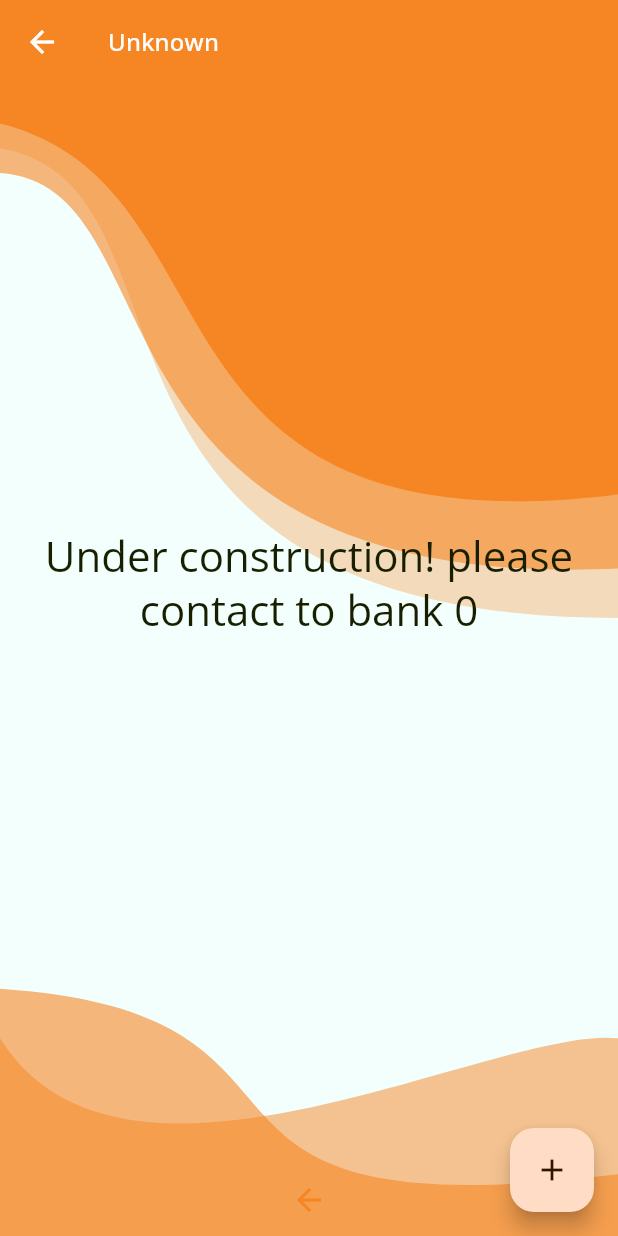
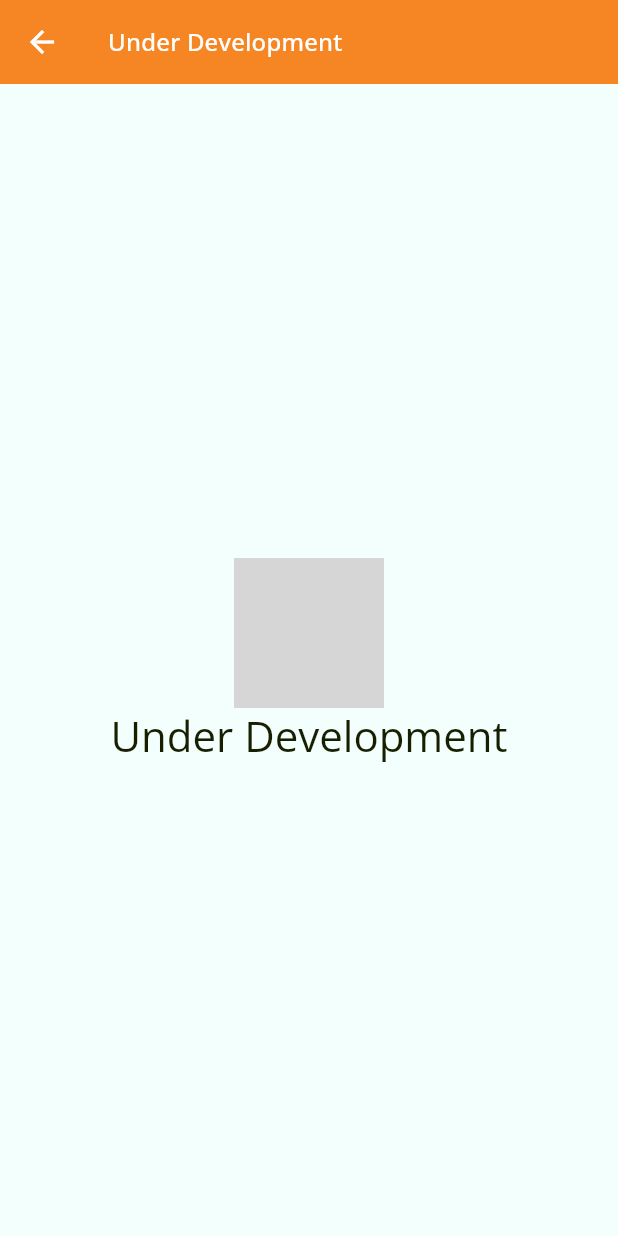
Before and after one commit to ritunjaykumar/kokok_pay_update, a Flutter app: the UnknownScreen screen opened by its route, on a phone screen of 412 x 824 dp. Run offline on Flutter 3.47's test engine with Material 2 defaults, Android fonts, the phone set to English and light mode, and no system bars; our stand-ins replace connectivity_plus, country_picker, dartz, device_info_plus, dio, firebase_core and 14 more; missing offline and left inert: encrypt, flutter_udid, local_auth_android, local_auth_ios, mobile_scanner, pointycastle; accounts and stored records are empty; generated files the repository leaves out were written again; project files that could hold a hidden picture were left out; grey boxes are pictures that could not be loaded.

Commit message:
more option a

```diff
--- a/lib/application/my_app.dart
+++ b/lib/application/my_app.dart
@@ -51,7 +51,7 @@ class MyApp extends StatelessWidget {
             routes: RouteResource.getStaticRoute(context),
             // initialRoute: Routes.homeScreen,
             // initialRoute: Routes.splashScreen,
-            home: const DashboardScreen(),
+            initialRoute: Routes.dashboardScreen,
             themeAnimationCurve: Curves.easeIn,
             themeAnimationDuration: const Duration(seconds: 1),
             onUnknownRoute: (RouteSettings routeSetting) {
--- a/lib/resources/asset_manager.dart
+++ b/lib/resources/asset_manager.dart
@@ -29,8 +29,10 @@ class ImagesFile {
   static const String homeQr = '${_imageDir}home_qr.png';
   static const String addMoney = '${_imageDir}add_money.png';
   static const String laoQRLogo = '${_imageDir}lao_qr_logo.png';
-  static const String placeholder = '${_imageDir}placeholder.jpg';
-  static const String myPic = '${_imageDir}my_pic.png';
+  // static const String placeholder = '${_imageDir}placeholder.jpg';
+  static const String placeholder = '${_imageDir}avatar.png';
+  static const String myPic = placeholder;
+  // static const String myPic = '${_imageDir}my_pic.png';
   static const String kokKokLogo = '${_imageDir}kokkok_logo.png';
 
 
--- a/lib/resources/routes_manager.dart
+++ b/lib/resources/routes_manager.dart
@@ -1,6 +1,8 @@
 import 'package:flutter/material.dart';
+import 'package:kokok_pay/screens/dashboard/dashboard_screen.dart';
 import 'package:kokok_pay/screens/qr/qr_screen/qr_amount_screen.dart';
 import 'package:kokok_pay/screens/qr/qr_screen/qr_screen.dart';
+import 'package:kokok_pay/screens/scanner/qr_scanner_screen.dart';
 import 'package:kokok_pay/screens/wallet/wallet_screen.dart';
 
 import '/screens/account/forgot_pin/forgot_pin_screen.dart';
@@ -36,6 +38,8 @@ class Routes {
   static const String qrAmountScreen = 'qrAmountScreen';
   static const String userDetailsScreen = 'userDetailsScreen';
   static const String walletScreen = 'walletScreen';
+  static const String dashboardScreen = 'dashboardScreen';
+  static const String qrScannerScreen = 'qrScannerScreen';
 }
 
 class RouteResource {
@@ -70,6 +74,10 @@ class RouteResource {
         return MaterialPageRoute(builder: (_) => const QrAmountScreen());
       case Routes.walletScreen:
         return MaterialPageRoute(builder: (_) => const WalletScreen());
+      case Routes.dashboardScreen:
+        return MaterialPageRoute(builder: (_) => const DashboardScreen());
+      case Routes.qrScannerScreen:
+        return MaterialPageRoute(builder: (_) => const QrScannerScreen());
       default:
         return MaterialPageRoute(builder: (_) => const UnknownScreen());
     }
--- a/lib/screens/account/login/login_provider.dart
+++ b/lib/screens/account/login/login_provider.dart
@@ -123,7 +123,7 @@ class LoginProvider extends BaseViewModel {
   }
 
   void _navigateToHomeScreen() {
-    Navigator.of(context).pushReplacementNamed(Routes.homeScreen);
+    Navigator.of(context).pushReplacementNamed(Routes.dashboardScreen);
   }
 
   void forgotPassword() {
--- a/lib/screens/account/user_register/user_register_provider.dart
+++ b/lib/screens/account/user_register/user_register_provider.dart
@@ -116,7 +116,7 @@ class UserRegisterProvider extends BaseViewModel {
         firstName: 'Ritunjay',
         lastName: 'Kumar',
         gender: 'MALE',
-        mobileNumber: '8083816290',
+        mobileNumber: '2052592123',
         regOption: 'regOption',
         state: 'state'
       ),
--- a/lib/screens/dashboard/more/more_provider.dart
+++ b/lib/screens/dashboard/more/more_provider.dart
@@ -19,6 +19,7 @@ class MoreProvider extends BaseViewModel {
       MenuItemData(title: 'Favorite', icon: Icons.favorite_border, path: 'Routes.calenderScreen'),
       MenuItemData(title: 'EDl', icon: Icons.electric_bolt, path: 'Routes.calenderScreen'),
       MenuItemData(title: 'Support', icon: Icons.support_agent, path: 'Routes.calenderScreen'),
+      MenuItemData(title: 'My Cards', icon: Icons.credit_card, path: 'Routes.calenderScreen'),
     ];
   }
 
--- a/lib/screens/dashboard/profile/profile_screen.dart
+++ b/lib/screens/dashboard/profile/profile_screen.dart
@@ -205,7 +205,7 @@ class _ProfileScreenMainState extends State<_ProfileScreenMain> {
                   ),
                 ),
                 Text(
-                  '+91 8083816290',
+                  '+91 2052592123',
                   style: textTheme.bodyLarge,
                 ),
               ],
--- a/lib/screens/dashboard/qr/my_qr_screen.dart
+++ b/lib/screens/dashboard/qr/my_qr_screen.dart
@@ -88,7 +88,7 @@ class _MessageScreenMainState extends State<_MessageScreenMain> {
                         ),
                       ),
                       Text(
-                        '+856 8083816290',
+                        '+856 2052592123',
                         style: textTheme.bodyLarge?.copyWith(
                           color: colorScheme.primary,
                         ),
--- a/lib/screens/unknown/unknown_screen.dart
+++ b/lib/screens/unknown/unknown_screen.dart
@@ -1,5 +1,7 @@
 import 'package:flutter/material.dart';
 import 'package:flutter_local_notifications/flutter_local_notifications.dart';
+import 'package:kokok_pay/resources/asset_manager.dart';
+import 'package:lottie/lottie.dart';
 
 import '../../application/push_notification_configuration.dart';
 import '../painter/login_painter.dart';
@@ -72,46 +74,35 @@ class _UnknownScreenState extends State<UnknownScreen> {
     final theme = Theme.of(context);
     return Scaffold(
       appBar: AppBar(
-          title: const Text('Unknown'),
-          backgroundColor: Colors.transparent,
+        title: const Text('Under Development'),
         elevation: 0,
       ),
-        floatingActionButton: FloatingActionButton(
+      /*floatingActionButton: FloatingActionButton(
           onPressed: showNotification,
           child: const Icon(Icons.add),
-        ),
-        extendBodyBehindAppBar: true,
-        body: CustomPaint(
-          painter: LoginBgPainter(theme.colorScheme.primary),
+        ),*/
+      body: SizedBox(
+        width: double.infinity,
         child: Column(
           crossAxisAlignment: CrossAxisAlignment.center,
-            children: [
-              Expanded(
-                child: Column(
           mainAxisAlignment: MainAxisAlignment.center,
           children: [
-                    // Lottie.asset(
-                    //   LottieFile.notFoundLottie,
-                    //   addRepaintBoundary: true,
-                    //   fit: BoxFit.cover,
-                    // ),
+            Lottie.asset(
+              LottieFile.notFoundLottie,
+              addRepaintBoundary: true,
+              width: 100,
+              height: 100,
+              fit: BoxFit.cover,
+            ),
             Text(
-                      'Under construction! please contact to bank $counter',
+              'Under Development',
               style: theme.textTheme.headlineMedium,
               textAlign: TextAlign.center,
             ),
           ],
         ),
       ),
-              IconButton(
-                onPressed: () {
-                  // Navigator.of(context).pop();
-                },
-                icon: const Icon(Icons.arrow_back),
-              ),
-            ],
-          ),
-        ));
+    );
   }
 }
 
--- a/pubspec.yaml
+++ b/pubspec.yaml
@@ -48,6 +48,7 @@ dependencies:
   qr_flutter: ^4.0.0
   http: ^0.13.5
   share_plus: ^7.0.2
+  mobile_scanner: ^3.3.0
 
 dependency_overrides:
   # Override for `flutter_local_notifications`:
```
Also changed, not shown: lib/screens/dashboard/home/home_screen.dart (+12 -6 lines), lib/screens/scanner/qr_scanner_provider.dart (added, +8 -0 lines), lib/screens/scanner/qr_scanner_screen.dart (added, +104 -0 lines), assets/images/avatar.png (added), pubspec.lock, 1 other file. Lines whose indentation alone changed are shown as unchanged.
